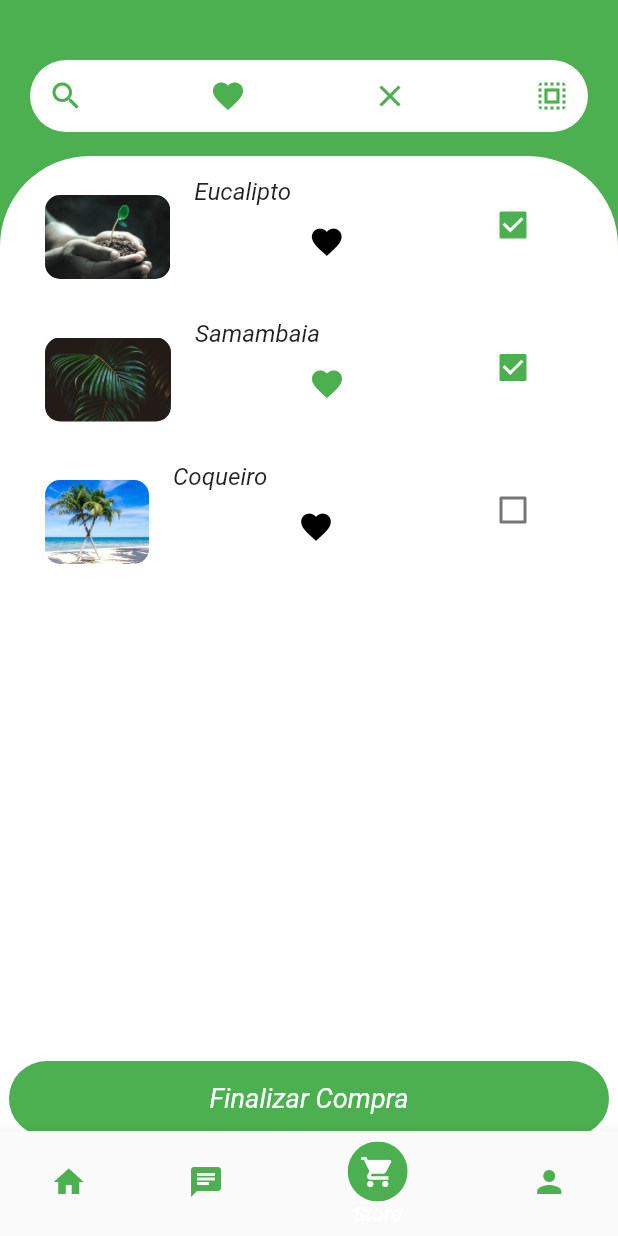
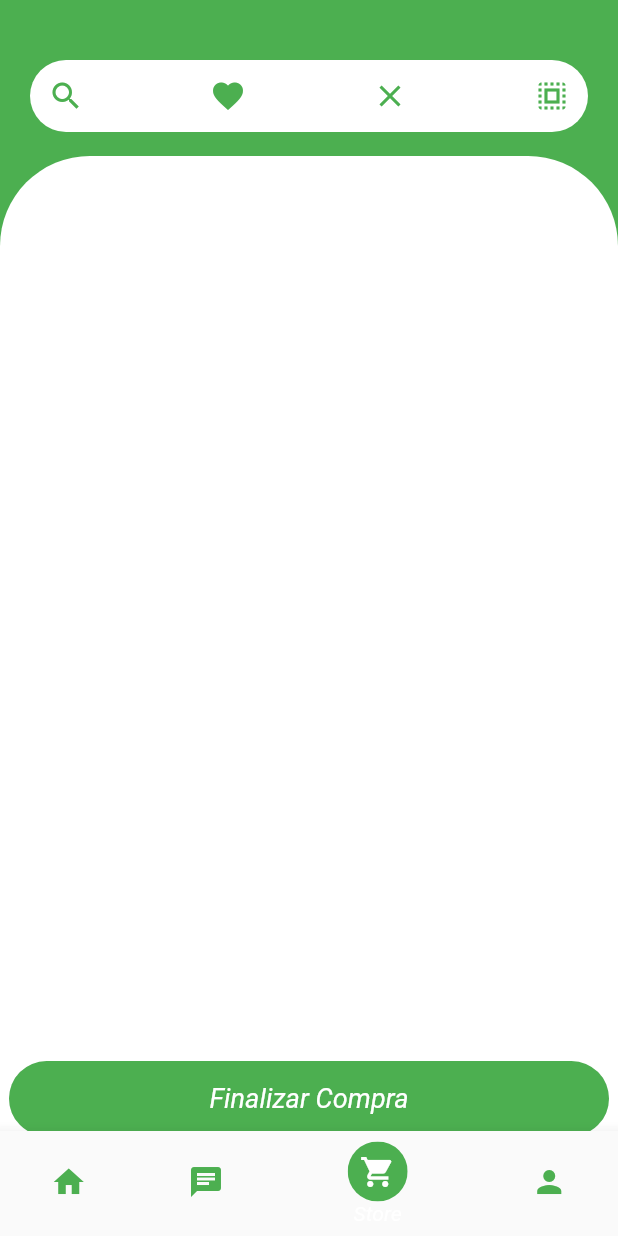
Before and after one commit to ramonpaolo/AgroApp, a Flutter app: the Nav screen opened directly, item 3 of the bottom bar chosen, on a phone screen of 412 x 824 dp. Run offline on Flutter 3.47's test engine with Material 2 defaults, Android fonts, the phone set to English and light mode, and no system bars; our stand-ins replace firebase_auth, firebase_core, google_sign_in, image_picker, page_transition; missing offline and left inert: simple_splashscreen; accounts and stored records are empty; network calls fail.

Commit message:
Removed datas

```diff
--- a/lib/src/data/chat.dart
+++ b/lib/src/data/chat.dart
@@ -3,15 +3,11 @@ List users = [
     "id": 0,
     "name": "José",
     "mensagen": [
-      {
-        "type": "img",
-        "name": "Ramon Paolo Maran",
-        "content": "assets/images/eu.jpg"
-      }
+      {"type": "txt", "name": "José", "content": "Naaa"}
     ],
     "image": "assets/images/eu.jpg"
   },
-  {
+  /*{
     "id": 1,
     "name": "Dudu",
     "mensagen": [
@@ -26,13 +22,13 @@ List users = [
       {"type": "txt", "name": "Ramon Paolo Maran", "content": "Enzo aki brow"}
     ],
     "image": "assets/images/eu.jpg"
-  },
+  },*/
 ];
 
 List grupos = [
   {
     "id": 0,
-    "name": "De perto",
+    "name": "Grupo de Itapeva",
     "mensagen": [
       {"type": "img", "name": "Rodolfo", "content": "assets/images/eu.jpg"}
     ],
--- a/lib/src/data/home.dart
+++ b/lib/src/data/home.dart
@@ -1,5 +1,5 @@
 List plantas = [
-  {
+  /*{
     "id": 0,
     "favorite": false,
     "title": "Eucalipto",
@@ -12,33 +12,5 @@ List plantas = [
         "Eucalipto com aproximadamente 20 anos de existência. Muito rígido",
     "views": 4,
     "price": 4.99,
-  },
-  {
-    "id": 1,
-    "favorite": true,
-    "title": "Samambaia",
-    "subtitle": "Bahiana",
-    "image": "assets/images/samambaia.jpg",
-    "checbox": true,
-    "author": "Ramon Paolo Maran",
-    "image_author": "assets/images/eu.jpg",
-    "describe":
-        "Samambaia para se criar em casa, enviado diretamente do logradouro em Bahia",
-    "views": 34,
-    "price": 2.99,
-  },
-  {
-    "id": 2,
-    "favorite": false,
-    "title": "Coqueiro",
-    "subtitle": "Americano",
-    "image": "assets/images/cokeiro.webp",
-    "checbox": false,
-    "author": "Ramon Paolo Maran",
-    "image_author": "assets/images/eu.jpg",
-    "describe":
-        "Coqueiro típico de Miami(EUA) enviado em aproximadamente 20 dias depois da compra",
-    "views": 651,
-    "price": 24.99,
-  },
+  },*/
 ];
```
